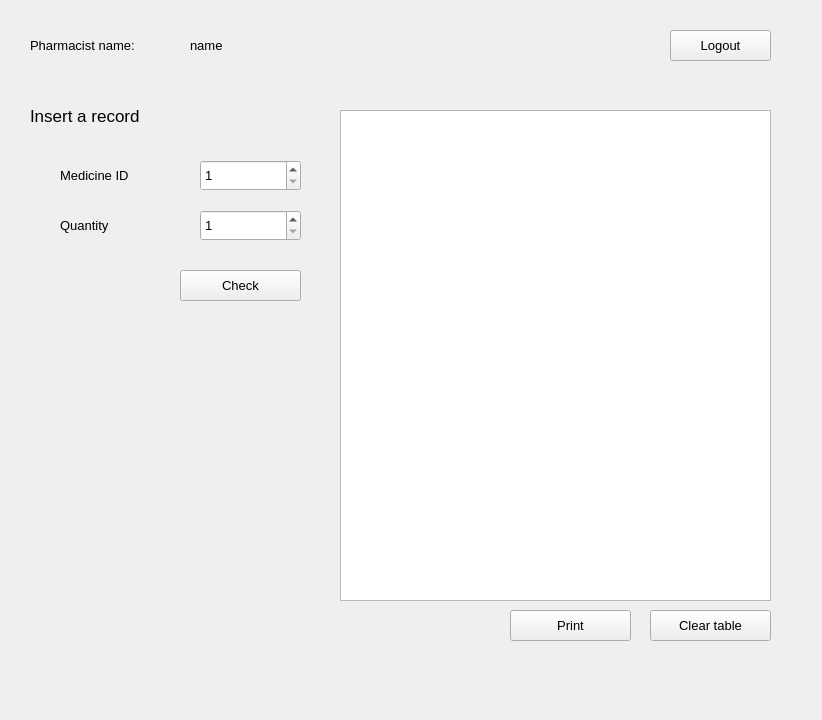
Before: the Qt Designer form pharmacist_window.ui in osamamuhammad3623/pharmacy_management_system, drawn with Qt 5.
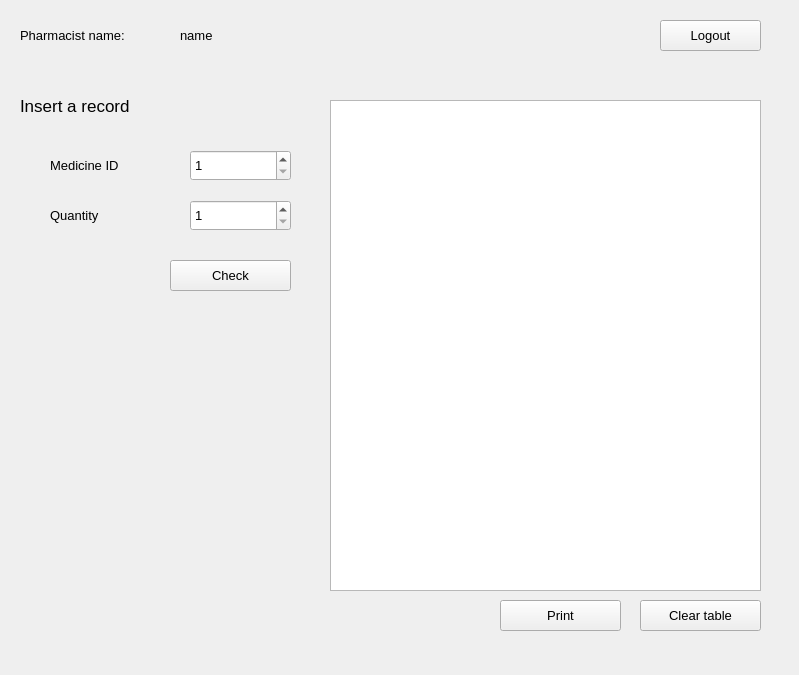
After: the same form once the commit is applied.

The edit to the form file:
```diff
--- a/pharmacist_window.ui
+++ b/pharmacist_window.ui
@@ -1,24 +1,45 @@
 <?xml version="1.0" encoding="UTF-8"?>
 <ui version="4.0">
- <class>pharmacist_window</class>
- <widget class="QWidget" name="pharmacist_window">
+ <class>Pharmacist_Window</class>
+ <widget class="QWidget" name="Pharmacist_Window">
   <property name="geometry">
    <rect>
     <x>0</x>
     <y>0</y>
-    <width>822</width>
-    <height>720</height>
+    <width>799</width>
+    <height>675</height>
    </rect>
   </property>
   <property name="windowTitle">
    <string>Form</string>
   </property>
-  <widget class="QLabel" name="label_3">
+  <widget class="QSpinBox" name="md_id">
    <property name="geometry">
     <rect>
-     <x>60</x>
-     <y>210</y>
-     <width>91</width>
+     <x>190</x>
+     <y>150</y>
+     <width>101</width>
+     <height>31</height>
+    </rect>
+   </property>
+   <property name="font">
+    <font>
+     <pointsize>10</pointsize>
+    </font>
+   </property>
+   <property name="minimum">
+    <number>1</number>
+   </property>
+   <property name="maximum">
+    <number>200</number>
+   </property>
+  </widget>
+  <widget class="QLabel" name="label_5">
+   <property name="geometry">
+    <rect>
+     <x>180</x>
+     <y>20</y>
+     <width>141</width>
      <height>31</height>
     </rect>
    </property>
@@ -28,14 +49,14 @@
     </font>
    </property>
    <property name="text">
-    <string>Quantity</string>
+    <string>name</string>
    </property>
   </widget>
   <widget class="QPushButton" name="logout">
    <property name="geometry">
     <rect>
-     <x>670</x>
-     <y>30</y>
+     <x>660</x>
+     <y>20</y>
      <width>101</width>
      <height>31</height>
     </rect>
@@ -52,8 +73,8 @@
   <widget class="QSpinBox" name="md_quantity">
    <property name="geometry">
     <rect>
-     <x>200</x>
-     <y>210</y>
+     <x>190</x>
+     <y>200</y>
      <width>101</width>
      <height>31</height>
     </rect>
@@ -70,11 +91,47 @@
     <number>200</number>
    </property>
   </widget>
+  <widget class="QLabel" name="label_4">
+   <property name="geometry">
+    <rect>
+     <x>20</x>
+     <y>20</y>
+     <width>141</width>
+     <height>31</height>
+    </rect>
+   </property>
+   <property name="font">
+    <font>
+     <pointsize>10</pointsize>
+    </font>
+   </property>
+   <property name="text">
+    <string>Pharmacist name:</string>
+   </property>
+  </widget>
+  <widget class="QPushButton" name="clear_table">
+   <property name="geometry">
+    <rect>
+     <x>640</x>
+     <y>600</y>
+     <width>121</width>
+     <height>31</height>
+    </rect>
+   </property>
+   <property name="font">
+    <font>
+     <pointsize>10</pointsize>
+    </font>
+   </property>
+   <property name="text">
+    <string>Clear table</string>
+   </property>
+  </widget>
   <widget class="QTableWidget" name="total_table">
    <property name="geometry">
     <rect>
-     <x>340</x>
-     <y>110</y>
+     <x>330</x>
+     <y>100</y>
      <width>431</width>
      <height>491</height>
     </rect>
@@ -85,12 +142,12 @@
     </font>
    </property>
   </widget>
-  <widget class="QLabel" name="label_5">
+  <widget class="QPushButton" name="check">
    <property name="geometry">
     <rect>
-     <x>190</x>
-     <y>30</y>
-     <width>141</width>
+     <x>170</x>
+     <y>260</y>
+     <width>121</width>
      <height>31</height>
     </rect>
    </property>
@@ -100,15 +157,15 @@
     </font>
    </property>
    <property name="text">
-    <string>name</string>
+    <string>Check</string>
    </property>
   </widget>
-  <widget class="QSpinBox" name="md_id">
+  <widget class="QPushButton" name="print">
    <property name="geometry">
     <rect>
-     <x>200</x>
-     <y>160</y>
-     <width>101</width>
+     <x>500</x>
+     <y>600</y>
+     <width>121</width>
      <height>31</height>
     </rect>
    </property>
@@ -117,18 +174,15 @@
      <pointsize>10</pointsize>
     </font>
    </property>
-   <property name="minimum">
-    <number>1</number>
-   </property>
-   <property name="maximum">
-    <number>200</number>
+   <property name="text">
+    <string>Print</string>
    </property>
   </widget>
   <widget class="QLabel" name="label">
    <property name="geometry">
     <rect>
-     <x>30</x>
-     <y>100</y>
+     <x>20</x>
+     <y>90</y>
      <width>221</width>
      <height>31</height>
     </rect>
@@ -142,12 +196,12 @@
     <string>Insert a record</string>
    </property>
   </widget>
-  <widget class="QPushButton" name="check">
+  <widget class="QLabel" name="label_3">
    <property name="geometry">
     <rect>
-     <x>180</x>
-     <y>270</y>
-     <width>121</width>
+     <x>50</x>
+     <y>200</y>
+     <width>91</width>
      <height>31</height>
     </rect>
    </property>
@@ -157,32 +211,14 @@
     </font>
    </property>
    <property name="text">
-    <string>Check</string>
-   </property>
-  </widget>
-  <widget class="QLabel" name="label_4">
-   <property name="geometry">
-    <rect>
-     <x>30</x>
-     <y>30</y>
-     <width>141</width>
-     <height>31</height>
-    </rect>
-   </property>
-   <property name="font">
-    <font>
-     <pointsize>10</pointsize>
-    </font>
-   </property>
-   <property name="text">
-    <string>Pharmacist name:</string>
+    <string>Quantity</string>
    </property>
   </widget>
   <widget class="QLabel" name="label_2">
    <property name="geometry">
     <rect>
-     <x>60</x>
-     <y>160</y>
+     <x>50</x>
+     <y>150</y>
      <width>91</width>
      <height>31</height>
     </rect>
@@ -196,42 +232,6 @@
     <string>Medicine ID</string>
    </property>
   </widget>
-  <widget class="QPushButton" name="clear_table">
-   <property name="geometry">
-    <rect>
-     <x>650</x>
-     <y>610</y>
-     <width>121</width>
-     <height>31</height>
-    </rect>
-   </property>
-   <property name="font">
-    <font>
-     <pointsize>10</pointsize>
-    </font>
-   </property>
-   <property name="text">
-    <string>Clear table</string>
-   </property>
-  </widget>
-  <widget class="QPushButton" name="print">
-   <property name="geometry">
-    <rect>
-     <x>510</x>
-     <y>610</y>
-     <width>121</width>
-     <height>31</height>
-    </rect>
-   </property>
-   <property name="font">
-    <font>
-     <pointsize>10</pointsize>
-    </font>
-   </property>
-   <property name="text">
-    <string>Print</string>
-   </property>
-  </widget>
  </widget>
  <resources/>
  <connections/>
```
